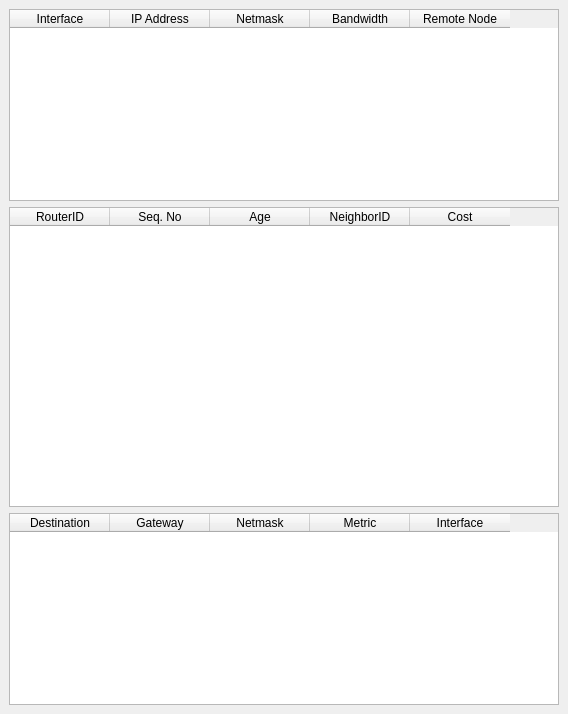
The window that sim.ui (baudm/ospf-sim) describes before a commit, drawn with Qt 5.
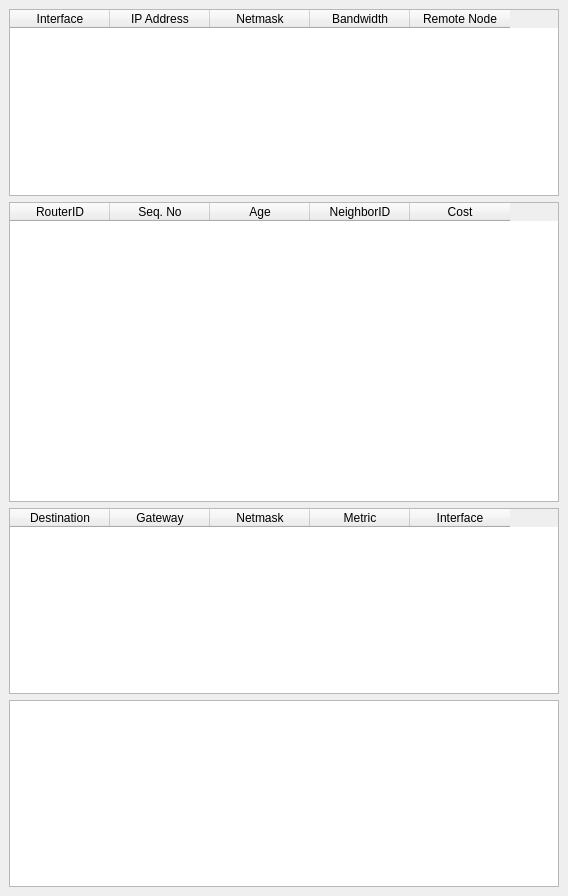
The same window after the commit.

Commit message: * Log/status messages are now shown in the GUI and not in the terminal * Everything is now managed by Qt's event loop. Thus, only one thread is used   for the whole program, including asyncore.

The edit to the form file:
```diff
--- a/sim.ui
+++ b/sim.ui
@@ -1,22 +1,18 @@
 <ui version="4.0" >
  <class>MainWindow</class>
  <widget class="QMainWindow" name="MainWindow" >
-  <property name="sizePolicy" >
-   <sizepolicy vsizetype="Preferred" hsizetype="Fixed" >
-    <horstretch>0</horstretch>
-    <verstretch>0</verstretch>
-   </sizepolicy>
+  <property name="geometry" >
+   <rect>
+    <x>0</x>
+    <y>0</y>
+    <width>562</width>
+    <height>896</height>
+   </rect>
   </property>
   <property name="windowTitle" >
    <string>MainWindow</string>
   </property>
   <widget class="QWidget" name="widget" >
-   <property name="sizePolicy" >
-    <sizepolicy vsizetype="Preferred" hsizetype="Fixed" >
-     <horstretch>0</horstretch>
-     <verstretch>0</verstretch>
-    </sizepolicy>
-   </property>
    <layout class="QFormLayout" name="formLayout" >
     <item row="0" column="0" >
      <widget class="QTableWidget" name="interfaces" >
@@ -168,6 +164,25 @@
       </column>
      </widget>
     </item>
+    <item row="3" column="0" >
+     <widget class="QTextEdit" name="messages" >
+      <property name="sizePolicy" >
+       <sizepolicy vsizetype="Minimum" hsizetype="Fixed" >
+        <horstretch>0</horstretch>
+        <verstretch>0</verstretch>
+       </sizepolicy>
+      </property>
+      <property name="minimumSize" >
+       <size>
+        <width>550</width>
+        <height>130</height>
+       </size>
+      </property>
+      <property name="readOnly" >
+       <bool>true</bool>
+      </property>
+     </widget>
+    </item>
    </layout>
    <zorder>layoutWidget</zorder>
    <zorder>textEdit</zorder>
```
Left out of the diff: 4 changed lines with no effect on the pictures. The commit also changes 2 other files.
